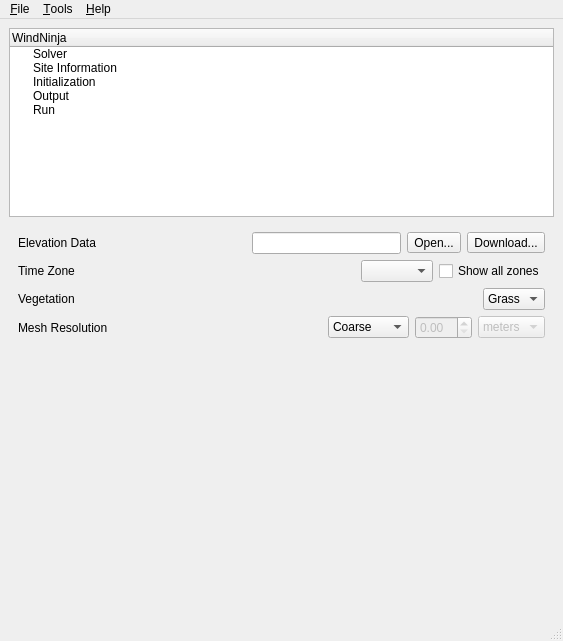
The window that src/gui/ui/mainwindow.ui (firelab/windninja) describes before a commit, drawn with Qt 5.
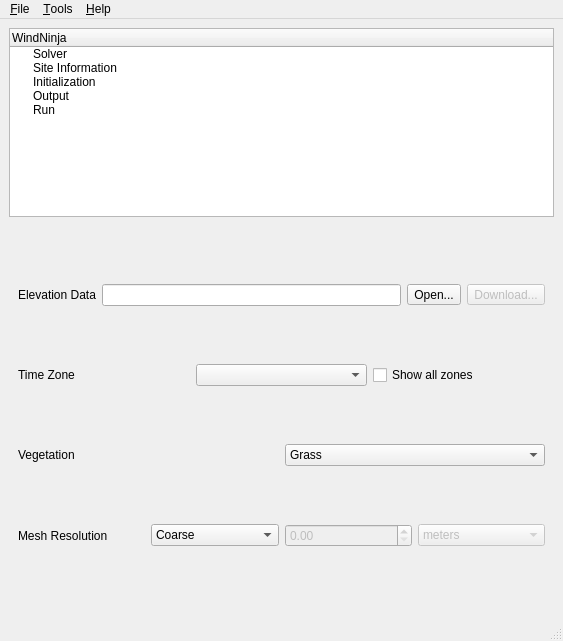
The same window after the commit. The open tabs and pages were chosen to show the change.

Diff of the .ui file:
```diff
--- a/src/gui/ui/mainwindow.ui
+++ b/src/gui/ui/mainwindow.ui
@@ -116,19 +116,6 @@
             </property>
            </widget>
           </item>
-          <item>
-           <spacer name="horizontalSpacer">
-            <property name="orientation">
-             <enum>Qt::Horizontal</enum>
-            </property>
-            <property name="sizeHint" stdset="0">
-             <size>
-              <width>40</width>
-              <height>20</height>
-             </size>
-            </property>
-           </spacer>
-          </item>
           <item>
            <widget class="QLineEdit" name="elevEdit">
             <property name="alignment">
@@ -151,6 +138,9 @@
           </item>
           <item>
            <widget class="QToolButton" name="downloadElevButton">
+            <property name="enabled">
+             <bool>false</bool>
+            </property>
             <property name="text">
              <string>Download...</string>
             </property>
@@ -170,19 +160,6 @@
             </property>
            </widget>
           </item>
-          <item>
-           <spacer name="horizontalSpacer_4">
-            <property name="orientation">
-             <enum>Qt::Horizontal</enum>
-            </property>
-            <property name="sizeHint" stdset="0">
-             <size>
-              <width>40</width>
-              <height>20</height>
-             </size>
-            </property>
-           </spacer>
-          </item>
           <item>
            <widget class="QComboBox" name="tzCombo"/>
           </item>
@@ -204,19 +181,6 @@
             </property>
            </widget>
           </item>
-          <item>
-           <spacer name="horizontalSpacer_2">
-            <property name="orientation">
-             <enum>Qt::Horizontal</enum>
-            </property>
-            <property name="sizeHint" stdset="0">
-             <size>
-              <width>40</width>
-              <height>20</height>
-             </size>
-            </property>
-           </spacer>
-          </item>
           <item>
            <widget class="QComboBox" name="vegCombo">
             <item>
@@ -247,19 +211,6 @@
             </property>
            </widget>
           </item>
-          <item>
-           <spacer name="horizontalSpacer_3">
-            <property name="orientation">
-             <enum>Qt::Horizontal</enum>
-            </property>
-            <property name="sizeHint" stdset="0">
-             <size>
-              <width>40</width>
-              <height>20</height>
-             </size>
-            </property>
-           </spacer>
-          </item>
           <item>
            <widget class="QComboBox" name="meshChoiceCombo">
             <item>
@@ -310,19 +261,6 @@
           </item>
          </layout>
         </item>
-        <item>
-         <spacer name="verticalSpacer">
-          <property name="orientation">
-           <enum>Qt::Vertical</enum>
-          </property>
-          <property name="sizeHint" stdset="0">
-           <size>
-            <width>20</width>
-            <height>257</height>
-           </size>
-          </property>
-         </spacer>
-        </item>
        </layout>
       </widget>
       <widget class="QWidget" name="initPage">
```
Left out of the diff: 254 changed lines with no effect on the pictures.
